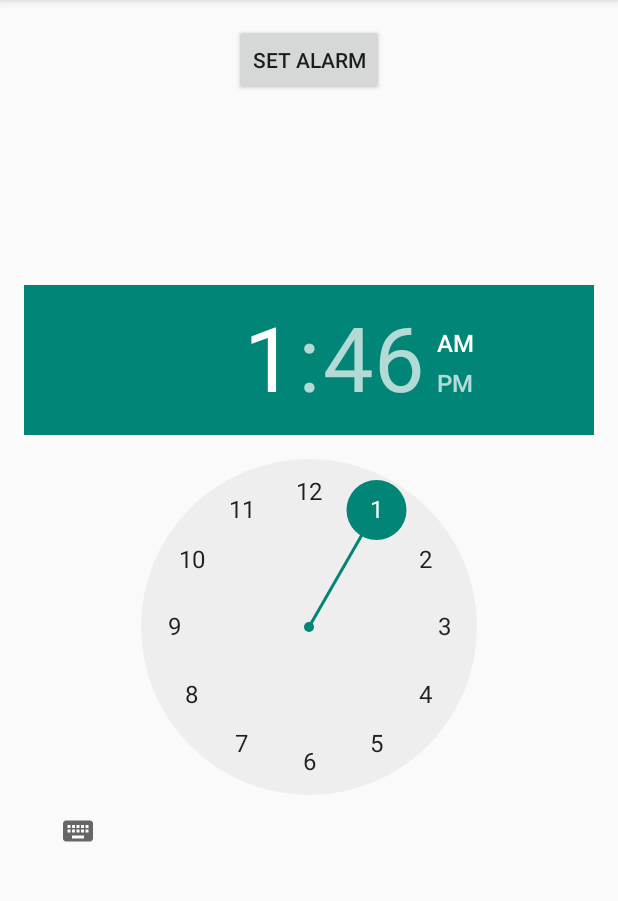
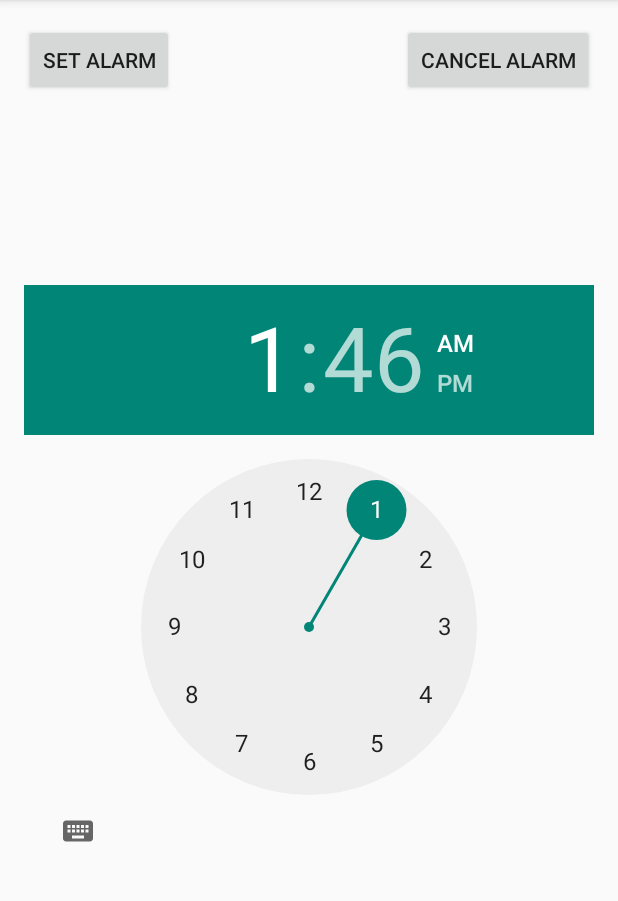
Before and after one commit to rishabhkh/batchalarm, an Android app: the screen it shows after launch (AlarmActivity), on a phone screen of 412 x 824 dp, the part 84-985 px from its top. Run offline under Robolectric (Android 15) with nearby library versions, the phone set to English and light mode, and no system bars.

```diff
--- a/app/src/main/java/com/rishabhkh/nerdalarm/AlarmActivity.java
+++ b/app/src/main/java/com/rishabhkh/nerdalarm/AlarmActivity.java
@@ -26,8 +26,9 @@ public class AlarmActivity extends ActionBarActivity {
         final AlarmHelper alarmHelper = new AlarmHelper(AlarmActivity.this);
 
         timePicker1 = (TimePicker) findViewById(R.id.timePicker);
-        Button button = (Button)findViewById(R.id.b1);
-        button.setOnClickListener(new View.OnClickListener() {
+        Button button1 = (Button)findViewById(R.id.b1);
+        Button button2 = (Button)findViewById(R.id.b2);
+        button1.setOnClickListener(new View.OnClickListener() {
             public void onClick(View v) {
                 mHour = timePicker1.getCurrentHour();
                 mMinute = timePicker1.getCurrentMinute();
@@ -35,6 +36,12 @@ public class AlarmActivity extends ActionBarActivity {
                 for (int i = 0; i <= numberOfAlarms; i++) {
                     alarmHelper.createAlarm(String.valueOf(i), mHour, mMinute + i, i);
                 }
+            }
+        });
+
+        button2.setOnClickListener(new View.OnClickListener() {
+            public void onClick(View v) {
+                alarmHelper.cancelAlarm(2);
             }
         });
     }
--- a/app/src/main/java/com/rishabhkh/nerdalarm/AlarmHelper.java
+++ b/app/src/main/java/com/rishabhkh/nerdalarm/AlarmHelper.java
@@ -40,6 +40,11 @@ public class AlarmHelper {
         }
     }
 
+    public void cancelAlarm(int reqCode){
+        Log.v(TAG, "cancelling:"+reqCode );
+        mAlarmManager.cancel(getPendingIntent(reqCode));
+    }
+
     public PendingIntent getPendingIntent(int reqCode) {
         return PendingIntent.getBroadcast(mContext, reqCode, mIntent, 0);
     }
--- a/app/src/main/res/layout/activity_alarm.xml
+++ b/app/src/main/res/layout/activity_alarm.xml
@@ -13,7 +13,8 @@
         android:text="Set Alarm"
         android:id="@+id/b1"
         android:layout_alignParentTop="true"
-        android:layout_centerHorizontal="true" />
+        android:layout_alignParentLeft="true"
+        android:layout_alignParentStart="true" />
 
     <TimePicker
         android:layout_width="wrap_content"
@@ -22,5 +23,15 @@
         android:layout_centerVertical="true"
         android:layout_centerHorizontal="true" />
 
+    <Button
+        style="?android:attr/buttonStyleSmall"
+        android:layout_width="wrap_content"
+        android:layout_height="wrap_content"
+        android:text="Cancel Alarm"
+        android:id="@+id/b2"
+        android:layout_alignBottom="@+id/b1"
+        android:layout_alignParentRight="true"
+        android:layout_alignParentEnd="true" />
+
 
 </RelativeLayout>
```
